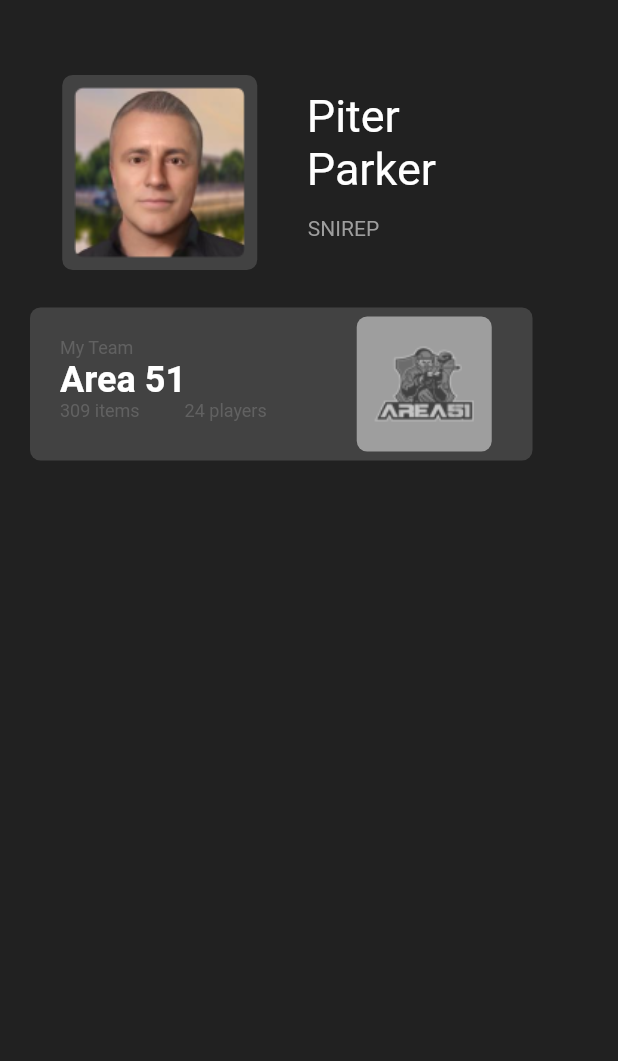
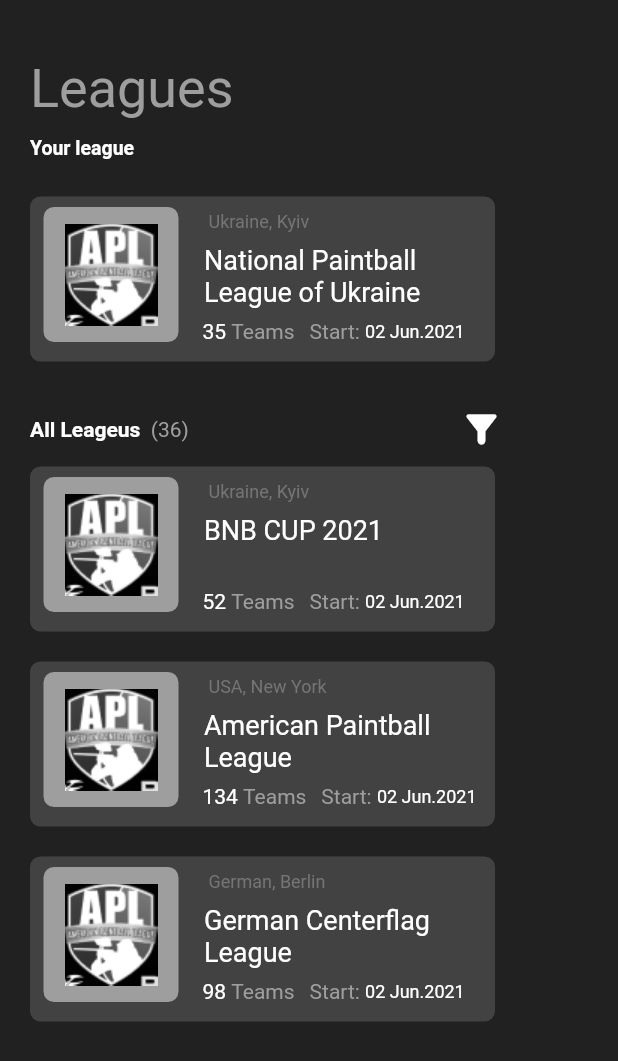
Before and after one commit to RayCepish/mobile_app, a Flutter app: the screen it shows after launch, on a phone screen of 412 x 824 dp. Shown: the top 1061 px of the screen. Run offline on Flutter 3.47's test engine with Material 2 defaults, Android fonts, the phone set to English and light mode, and no system bars; our stand-ins replace flutter_screenutil, location.

Commit message:
adding page with list of leagues

```diff
--- /dev/null
+++ b/conreality_app/lib/leagues/cards_of_leageus.dart
@@ -0,0 +1,151 @@
+import 'package:flutter/material.dart';
+
+import '../home_screen.dart';
+import 'details_legues.dart';
+
+class CardsOfLeageus extends StatelessWidget {
+  final String titleText;
+  final String nameOfLeague;
+  final String numberOfTeams;
+  final String startDate;
+  CardsOfLeageus({
+    required this.titleText,
+    required this.nameOfLeague,
+    required this.numberOfTeams,
+    required this.startDate,
+  });
+  @override
+  Widget build(BuildContext context) {
+    return Padding(
+      padding: const EdgeInsets.only(left: 20),
+      child: InkWell(
+        onTap: () {
+          Navigator.push(
+            context,
+            MaterialPageRoute(
+              builder: (context) => DetailsOfLegue(),
+            ),
+          );
+        },
+        child: Container(
+          width: 310,
+          height: 110,
+          decoration: BoxDecoration(
+            color: Colors.grey[800],
+            borderRadius: BorderRadius.all(
+              Radius.circular(7),
+            ),
+          ),
+          child: Row(
+            children: [
+              Column(
+                children: [
+                  Padding(
+                    padding: const EdgeInsets.only(top: 7, left: 9),
+                    child: Container(
+                      width: 90,
+                      height: 90,
+                      decoration: BoxDecoration(
+                        color: Colors.grey,
+                        image: DecorationImage(
+                          image: AssetImage("assets/images/leagues/first.png"),
+                        ),
+                        borderRadius: BorderRadius.all(
+                          Radius.circular(7),
+                        ),
+                      ),
+                    ),
+                  ),
+                ],
+              ),
+              Column(
+                crossAxisAlignment: CrossAxisAlignment.start,
+                children: [
+                  Padding(
+                    padding: const EdgeInsets.only(top: 10, left: 20),
+                    child: Container(
+                      width: 100,
+                      height: 14,
+                      child: Text(
+                        titleText,
+                        style: TextStyle(
+                          color: Colors.grey[600],
+                          fontSize: 12,
+                        ),
+                      ),
+                    ),
+                  ),
+                  Padding(
+                    padding: const EdgeInsets.only(top: 8, left: 17),
+                    child: Container(
+                      width: 190,
+                      height: 50,
+                      child: Text(
+                        nameOfLeague,
+                        style: TextStyle(
+                          color: Colors.white,
+                          fontSize: 18,
+                        ),
+                      ),
+                    ),
+                  ),
+                  Row(
+                    children: [
+                      Padding(
+                        padding: const EdgeInsets.only(left: 16),
+                        child: Row(
+                          children: [
+                            Container(
+                              child: Text(
+                                numberOfTeams,
+                                style: TextStyle(
+                                  color: Colors.white,
+                                  fontSize: 14,
+                                ),
+                              ),
+                            ),
+                            Container(
+                              child: Text(
+                                "Teams",
+                                style: TextStyle(color: Colors.grey),
+                              ),
+                            )
+                          ],
+                        ),
+                      ),
+                      SizedBox(
+                        width: 10,
+                      ),
+                      Row(
+                        children: [
+                          Container(
+                            child: Text(
+                              "Start: ",
+                              style: TextStyle(
+                                color: Colors.grey,
+                                fontSize: 14,
+                              ),
+                            ),
+                          ),
+                          Container(
+                            child: Text(
+                              "02 Jun.2021 ",
+                              style: TextStyle(
+                                color: Colors.white,
+                                fontSize: 12,
+                              ),
+                            ),
+                          ),
+                        ],
+                      ),
+                    ],
+                  ),
+                ],
+              )
+            ],
+          ),
+        ),
+      ),
+    );
+  }
+}
--- /dev/null
+++ b/conreality_app/lib/leagues/details_legues.dart
@@ -0,0 +1,73 @@
+import 'package:flutter/material.dart';
+
+class DetailsOfLegue extends StatefulWidget {
+  DetailsOfLegue({Key? key}) : super(key: key);
+
+  @override
+  _DetailsOfLegueState createState() => _DetailsOfLegueState();
+}
+
+class _DetailsOfLegueState extends State<DetailsOfLegue> {
+  @override
+  Widget build(BuildContext context) {
+    return Scaffold(
+      appBar: AppBar(
+        leading: Padding(
+          padding: const EdgeInsets.only(left: 24, top: 27),
+          child: IconButton(
+            icon: Icon(Icons.arrow_back_ios, color: Colors.grey),
+            onPressed: () => Navigator.of(context).pop(),
+          ),
+        ),
+        backgroundColor: Colors.transparent,
+        elevation: 0,
+      ),
+      backgroundColor: Colors.grey[900],
+      body: Column(
+        crossAxisAlignment: CrossAxisAlignment.start,
+        children: [
+          Padding(
+            padding: const EdgeInsets.only(
+              left: 14,
+              top: 21,
+            ),
+            child: Container(
+              height: 43,
+              width: 243,
+              child: Text(
+                "BNB CUP 2021",
+                style: TextStyle(color: Colors.grey, fontSize: 36),
+              ),
+            ),
+          ),
+          SizedBox(
+            height: 20,
+          ),
+          Row(
+            children: [
+              Padding(
+                padding: const EdgeInsets.only(left: 14),
+                child: Container(
+                  child: Text(
+                    "STAGE 4",
+                    style: TextStyle(color: Colors.grey, fontSize: 18),
+                  ),
+                ),
+              ),
+              SizedBox(
+                width: 130,
+              ),
+              Container(
+                child: Text(
+                  "06 Jun.- 07 Jun. 2021",
+                  style: TextStyle(color: Colors.grey[600], fontSize: 14),
+                ),
+              )
+            ],
+          ),
+
+        ],
+      ),
+    );
+  }
+}
--- /dev/null
+++ b/conreality_app/lib/leagues/main_page.dart
@@ -0,0 +1,140 @@
+import 'package:flutter/material.dart';
+
+import 'cards_of_leageus.dart';
+
+class MainLeaguesPage extends StatefulWidget {
+  MainLeaguesPage({Key? key}) : super(key: key);
+
+  @override
+  _MainLeaguesPageState createState() => _MainLeaguesPageState();
+}
+
+class _MainLeaguesPageState extends State<MainLeaguesPage> {
+  @override
+  Widget build(BuildContext context) {
+    return Scaffold(
+      backgroundColor: Colors.grey[900],
+      body: Stack(
+        children: [
+          Column(
+            crossAxisAlignment: CrossAxisAlignment.start,
+            children: [
+              _title(),
+              SizedBox(
+                height: 10,
+              ),
+              _subTitle(),
+              CardsOfLeageus(
+                titleText: "Ukraine, Kyiv",
+                nameOfLeague: "National Paintball  League of Ukraine",
+                numberOfTeams: "35 ",
+                startDate: "02 Jun. 2021",
+              ),
+              SizedBox(
+                height: 30,
+              ),
+              _listOfAllLeagues(),
+              SizedBox(
+                height: 10,
+              ),
+              CardsOfLeageus(
+                titleText: "Ukraine, Kyiv",
+                nameOfLeague: "BNB CUP 2021",
+                numberOfTeams: "52 ",
+                startDate: "12 Jun. 2021",
+              ),
+              SizedBox(
+                height: 20,
+              ),
+              CardsOfLeageus(
+                titleText: "USA, New York",
+                nameOfLeague: "American Paintball League",
+                numberOfTeams: "134 ",
+                startDate: "08 Aug.2021",
+              ),
+              SizedBox(
+                height: 20,
+              ),
+              CardsOfLeageus(
+                titleText: "German, Berlin",
+                nameOfLeague: "German Centerflag League",
+                numberOfTeams: "98 ",
+                startDate: "20 Jul.2021",
+              ),
+            ],
+          ),
+        ],
+      ),
+    );
+  }
+}
+
+Widget _title() {
+  return Padding(
+    padding: const EdgeInsets.only(top: 38, left: 20),
+    child: Container(
+      height: 43,
+      width: 142,
+      child: Text(
+        "Leagues",
+        style: TextStyle(color: Colors.grey, fontSize: 36),
+      ),
+    ),
+  );
+}
+
+Widget _subTitle() {
+  return Padding(
+    padding: const EdgeInsets.only(left: 20),
+    child: Container(
+      height: 40,
+      width: 100,
+      child: Text(
+        "Your league",
+        style: TextStyle(
+            color: Colors.white, fontSize: 13, fontWeight: FontWeight.bold),
+      ),
+    ),
+  );
+}
+
+Widget _listOfAllLeagues() {
+  return Row(
+    children: [
+      Padding(
+        padding: const EdgeInsets.only(left: 20),
+        child: Row(
+          children: [
+            Container(
+              child: Text(
+                "All Leageus  ",
+                style: TextStyle(
+                  fontSize: 14,
+                  color: Colors.white,
+                  fontWeight: FontWeight.bold,
+                ),
+              ),
+            ),
+            Container(
+              child: Text(
+                "(36)",
+                style: TextStyle(
+                  fontSize: 14,
+                  color: Colors.grey,
+                ),
+              ),
+            ),
+            SizedBox(
+              width: 180,
+            ),
+            Icon(
+              Icons.filter_alt_rounded,
+              color: Colors.white,
+              size: 30.0,
+            ),
+          ],
+        ),
+      ),
+    ],
+  );
+}
--- a/conreality_app/lib/main.dart
+++ b/conreality_app/lib/main.dart
@@ -1,6 +1,7 @@
 import 'package:conreality_app/profile/profile.dart';
 import 'package:flutter/material.dart';
 import 'introduce_part/splash_screen_page.dart';
+import 'leagues/main_page.dart';
 
 void main() {
   runApp(MyApp());
@@ -16,7 +17,7 @@
     visualDensity: VisualDensity.adaptivePlatformDensity,
 
   ),
-      home: ProfilePage(),
+      home: MainLeaguesPage(),
     );
   }
 }
--- a/conreality_app/pubspec.yaml
+++ b/conreality_app/pubspec.yaml
@@ -60,6 +60,9 @@
     - assets/images/thirdPhoto.png
     - assets/images/Mask_group.png
     - assets/images/area51.png
+    - assets/images/leagues/first.png
+    - assets/images/leagues/second.png
+
 
   # An image asset can refer to one or more resolution-specific "variants", see
   # https://flutter.dev/assets-and-images/#resolution-aware.
```
Also changed, not shown: conreality_app/assets/images/leagues/first.png (added), conreality_app/assets/images/leagues/second.png (added).
